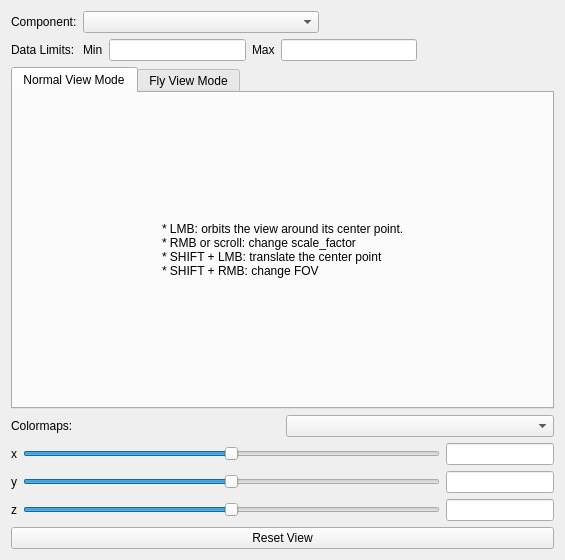
The window that glue_vispy_viewers/volume/options_widget.ui (glue-viz/glue-vispy-viewers) describes before a commit, drawn with Qt 5.
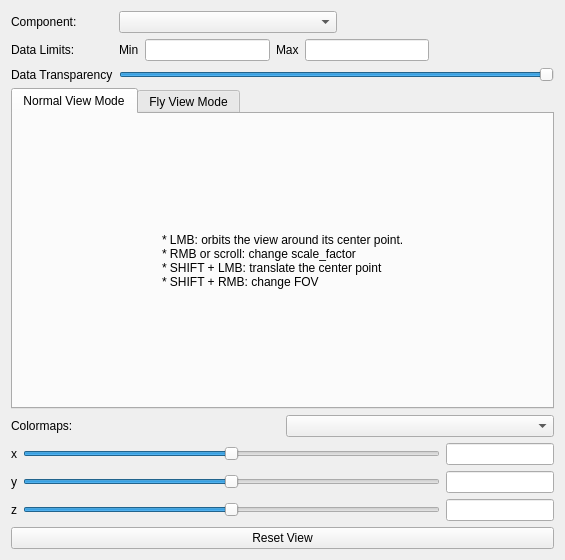
The same window after the commit.

Commit message: Added a data transparency slider

```diff
--- a/glue_vispy_viewers/volume/options_widget.ui
+++ b/glue_vispy_viewers/volume/options_widget.ui
@@ -358,6 +358,26 @@
        </item>
       </layout>
      </item>
+     <item row="2" column="0">
+      <widget class="QLabel" name="label_6">
+       <property name="text">
+        <string>Data Transparency</string>
+       </property>
+      </widget>
+     </item>
+     <item row="2" column="1">
+      <widget class="QSlider" name="data_weight_slider">
+       <property name="maximum">
+        <number>100</number>
+       </property>
+       <property name="value">
+        <number>100</number>
+       </property>
+       <property name="orientation">
+        <enum>Qt::Horizontal</enum>
+       </property>
+      </widget>
+     </item>
     </layout>
    </item>
   </layout>
```
The commit also changes 3 other files.
